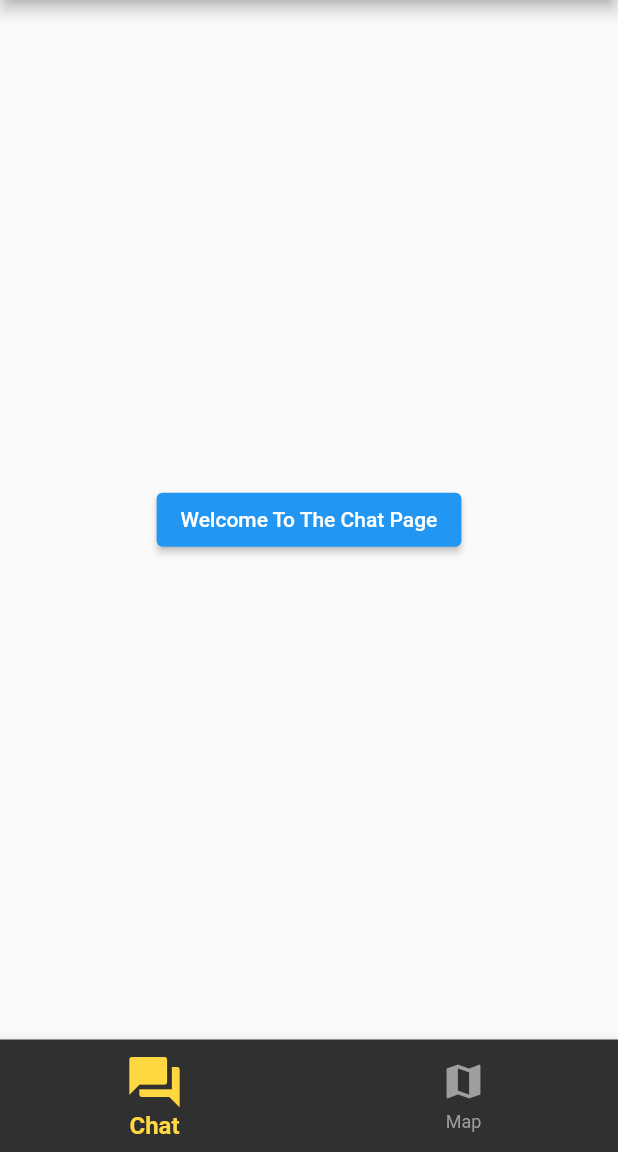
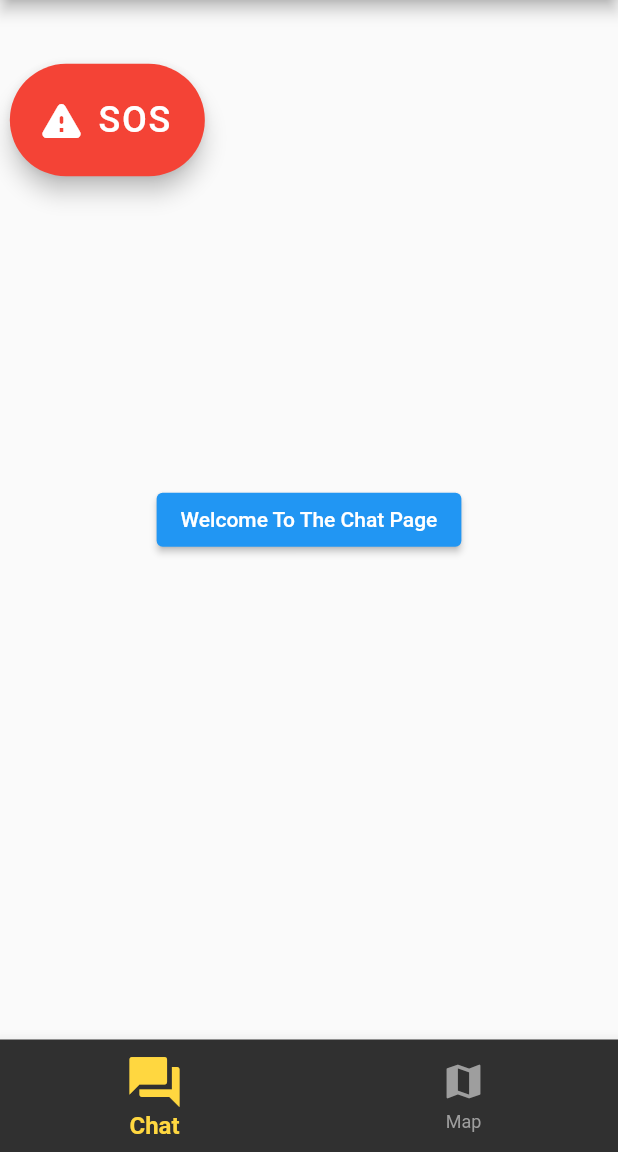
Before and after one commit to SamAshurst/SquadLight-Flutter, a Flutter app: the screen it shows after launch, after a tap on "Create Squad", on a phone screen of 412 x 824 dp, the part 84-1236 px from its top. Run offline on Flutter 3.47's test engine with Material 2 defaults, Android fonts, the light colour scheme and no system bars; our stand-ins replace flutter_map, geolocator, latlong2, socket_io_client; network calls fail.

Commit message:
fixing the old SOSButton merge

```diff
--- /dev/null
+++ b/squadlight/lib/components/SOSButton.dart
@@ -0,0 +1,28 @@
+import 'package:flutter/material.dart';
+class SOSButton extends StatelessWidget {
+  const SOSButton({
+    Key? key,
+  }) : super(key: key);
+  @override
+  Widget build(BuildContext context) {
+    return Align(
+        child: Container(
+          height: 75.0,
+          width: 130.0,
+          child: FloatingActionButton.extended(
+            heroTag: "SOS",
+            label: const Text(
+              "SOS",
+              style: TextStyle(fontSize: 24.0),
+            ),
+            icon: const Icon(
+              Icons.warning_rounded,
+              size: 32.0,
+            ),
+            onPressed: () {},
+            backgroundColor: Colors.red,
+          ),
+        ),
+    alignment: FractionalOffset(0.08, -0.66));
+  }
+}
--- a/squadlight/lib/main.dart
+++ b/squadlight/lib/main.dart
@@ -3,6 +3,7 @@
 import 'pages/home.dart';
 import 'pages/map.dart';
 import 'pages/chat.dart';
+import 'components/SOSButton.dart';
 
 void main() {
   runApp(
@@ -59,6 +60,12 @@
           )
         ],
       ),
+      floatingActionButton: Container(
+
+          child: const AspectRatio(
+              aspectRatio: 1.0,
+              child: SOSButton()
+          )),
       body: IndexedStack(
         index: _selectedIndex,
         children: _pages,
--- a/squadlight/lib/pages/map.dart
+++ b/squadlight/lib/pages/map.dart
@@ -76,6 +76,7 @@
   Widget build(BuildContext context) {
     return Scaffold(
       floatingActionButton: FloatingActionButton(
+        heroTag: "getCurrentLocation",
           onPressed: () {
             _getCurrentLocation();
           },
```
